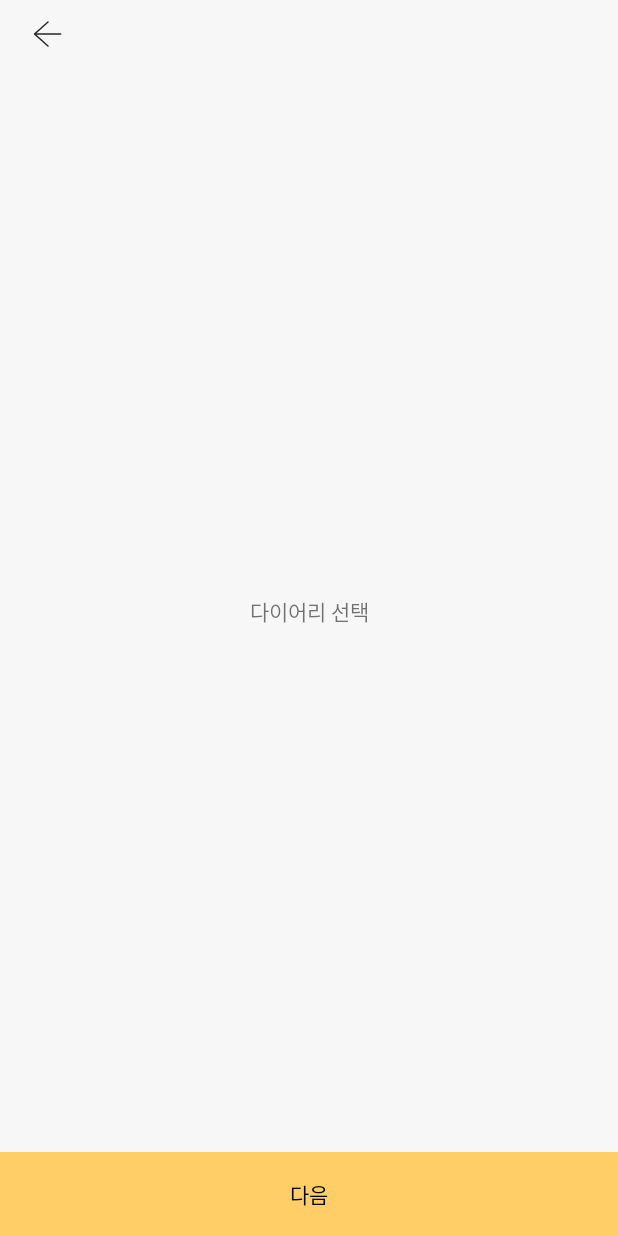
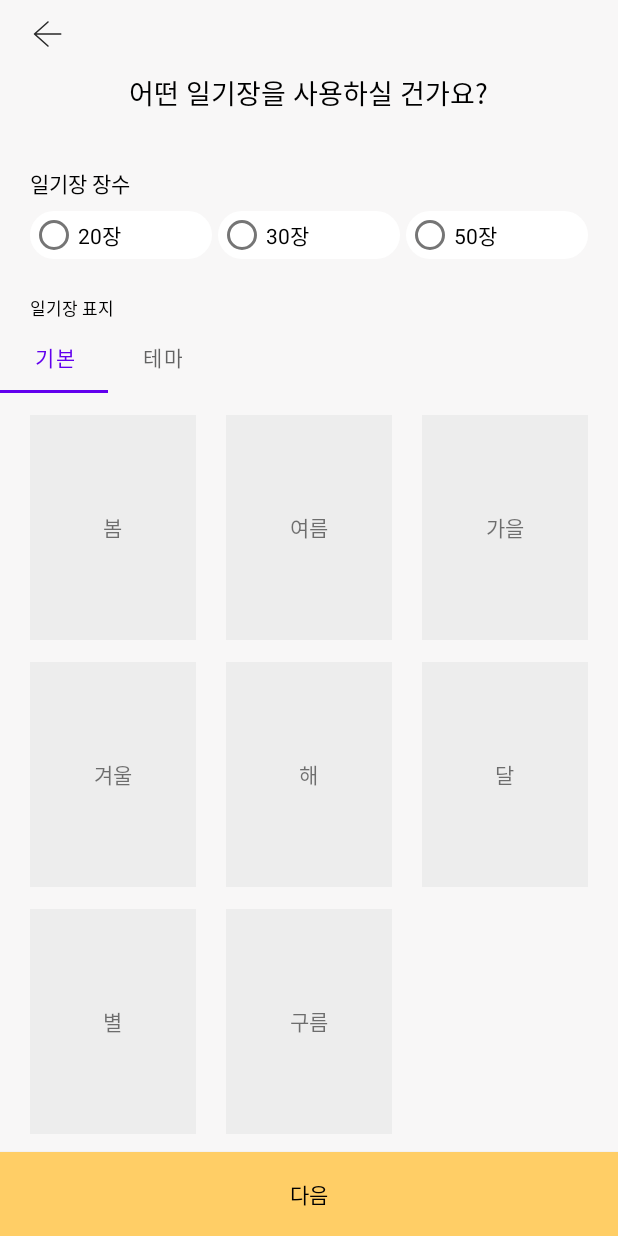
Before and after one commit to JangHyeLyn/Exchange-Diary-Android, an Android app: the AddDiaryActivity screen opened directly, with no data from a screen before it, on a phone screen of 412 x 824 dp. Run offline under Robolectric (Android 15) with nearby library versions, the light colour scheme and no system bars; our stand-ins replace Timber, data binding.

Commit message:
feat: #22 다이어리 표지선택 구조 설정

```diff
--- a/app/src/main/java/com/km/exchangediary/ui/add_diary/AddDiaryActivity.kt
+++ b/app/src/main/java/com/km/exchangediary/ui/add_diary/AddDiaryActivity.kt
@@ -26,7 +26,7 @@ class AddDiaryActivity : BaseActivity<ActivityAddDiaryBinding>() {
             when (currentFragment) {
                 AddDiaryCurrentFragment.CHOOSE_COVER -> {
                     supportFragmentManager.beginTransaction().replace(R.id.layout_container, DecorateCoverFragment.instance).commit()
-                    binding.tvNextButton.text = "완료"
+                    binding.btnNext.text = "완료"
                     currentFragment = AddDiaryCurrentFragment.DECORATE_COVER
                 }
                 AddDiaryCurrentFragment.DECORATE_COVER -> {
@@ -46,7 +46,7 @@ class AddDiaryActivity : BaseActivity<ActivityAddDiaryBinding>() {
         when (currentFragment) {
             AddDiaryCurrentFragment.CHOOSE_COVER -> finish()
             AddDiaryCurrentFragment.DECORATE_COVER -> {
-                binding.tvNextButton.text = "다음"
+                binding.btnNext.text = "다음"
                 supportFragmentManager.beginTransaction().replace(R.id.layout_container, ChooseCoverFragment.instance).commit()
                 currentFragment = AddDiaryCurrentFragment.CHOOSE_COVER
             }
--- a/app/src/main/java/com/km/exchangediary/ui/add_diary/ChooseCoverFragment.kt
+++ b/app/src/main/java/com/km/exchangediary/ui/add_diary/ChooseCoverFragment.kt
@@ -1,15 +1,32 @@
 package com.km.exchangediary.ui.add_diary
 
+import android.os.Bundle
+import android.view.View
+import com.google.android.material.tabs.TabLayoutMediator
 import com.km.exchangediary.R
 import com.km.exchangediary.base.BaseFragment
 import com.km.exchangediary.databinding.FragmentAddDiaryChooseCoverBinding
 
 class ChooseCoverFragment : BaseFragment<FragmentAddDiaryChooseCoverBinding>() {
     override fun layoutRes(): Int = R.layout.fragment_add_diary_choose_cover
+    private val tabNameList = arrayListOf("기본", "테마")
 
     companion object {
         val instance: ChooseCoverFragment by lazy {
             ChooseCoverFragment()
         }
     }
+
+    override fun onViewCreated(view: View, savedInstanceState: Bundle?) {
+        super.onViewCreated(view, savedInstanceState)
+
+        binding.vpDiaryList.apply {
+            adapter = ChooseCoverViewPagerAdapter(parentFragmentManager, lifecycle)
+            isUserInputEnabled = false
+        }
+
+        TabLayoutMediator(binding.tabDiaryList, binding.vpDiaryList) { tab, position ->
+            tab.text = tabNameList[position]
+        }.attach()
+    }
 }
--- /dev/null
+++ b/app/src/main/java/com/km/exchangediary/ui/add_diary/ChooseCoverViewPagerAdapter.kt
@@ -0,0 +1,19 @@
+package com.km.exchangediary.ui.add_diary
+
+import androidx.fragment.app.Fragment
+import androidx.fragment.app.FragmentManager
+import androidx.lifecycle.Lifecycle
+import androidx.viewpager2.adapter.FragmentStateAdapter
+import com.km.exchangediary.ui.home.HomeDiaryGroupFragment
+
+class ChooseCoverViewPagerAdapter(fragmentManager: FragmentManager, lifeCycle: Lifecycle) : FragmentStateAdapter(fragmentManager, lifeCycle) {
+    /* TODO: 여기 프래그먼트 바꿔야함 */
+    private val fragmentList = arrayListOf<Fragment>(
+            HomeDiaryGroupFragment(),
+            HomeDiaryGroupFragment()
+    )
+
+    override fun getItemCount(): Int = fragmentList.size
+
+    override fun createFragment(position: Int): Fragment = fragmentList[position]
+}
--- /dev/null
+++ b/app/src/main/res/drawable/background_diary_page_count.xml
@@ -0,0 +1,5 @@
+<?xml version="1.0" encoding="utf-8"?>
+<shape xmlns:android="http://schemas.android.com/apk/res/android">
+    <corners android:radius="16dp" />
+    <solid android:color="@color/basic_white" />
+</shape>
--- a/app/src/main/res/layout/activity_add_diary.xml
+++ b/app/src/main/res/layout/activity_add_diary.xml
@@ -30,21 +30,14 @@
             android:layout_above="@id/btn_next"
             android:layout_below="@id/layout_top"/>
 
-        <RelativeLayout
+        <androidx.appcompat.widget.AppCompatButton
             android:id="@+id/btn_next"
             android:layout_width="match_parent"
             android:layout_height="56dp"
             android:layout_alignParentBottom="true"
-            android:background="@color/main_yellow">
-
-            <TextView
-                android:id="@+id/tv_next_button"
-                android:layout_width="wrap_content"
-                android:layout_height="wrap_content"
-                android:layout_centerInParent="true"
-                android:text="다음"
-                android:textColor="@color/basic_black"
-                android:textSize="14dp" />
-        </RelativeLayout>
+            android:background="@color/main_yellow"
+            android:text="다음"
+            android:textColor="@color/basic_black"
+            android:textSize="14sp" />
     </RelativeLayout>
 </layout>
--- a/app/src/main/res/layout/fragment_add_diary_choose_cover.xml
+++ b/app/src/main/res/layout/fragment_add_diary_choose_cover.xml
@@ -1,19 +1,130 @@
 <?xml version="1.0" encoding="utf-8"?>
-<layout xmlns:app="http://schemas.android.com/apk/res-auto"
-    xmlns:android="http://schemas.android.com/apk/res/android">
+<layout xmlns:android="http://schemas.android.com/apk/res/android"
+    xmlns:app="http://schemas.android.com/apk/res-auto">
 
-    <androidx.constraintlayout.widget.ConstraintLayout
+    <RelativeLayout
         android:layout_width="match_parent"
-        android:layout_height="match_parent">
+        android:layout_height="match_parent"
+        android:background="@color/main_bg">
 
         <TextView
+            android:id="@+id/tv_title"
             android:layout_width="wrap_content"
             android:layout_height="wrap_content"
-            android:text="다이어리 선택"
-            app:layout_constraintBottom_toBottomOf="parent"
-            app:layout_constraintEnd_toEndOf="parent"
-            app:layout_constraintStart_toStartOf="parent"
-            app:layout_constraintTop_toTopOf="parent" />
+            android:layout_centerHorizontal="true"
+            android:layout_marginTop="2dp"
+            android:text="어떤 일기장을 사용하실 건가요?"
+            android:textColor="@color/basic_black"
+            android:textSize="18dp" />
 
-    </androidx.constraintlayout.widget.ConstraintLayout>
+        <RelativeLayout
+            android:id="@+id/layout_diary_page_count"
+            android:layout_width="match_parent"
+            android:layout_height="wrap_content"
+            android:layout_below="@id/tv_title"
+            android:layout_marginTop="24dp">
+
+            <TextView
+                android:id="@+id/tv_diary_page_count"
+                android:layout_width="wrap_content"
+                android:layout_height="wrap_content"
+                android:layout_marginStart="20dp"
+                android:layout_marginTop="12dp"
+                android:text="일기장 장수"
+                android:textColor="@color/basic_black" />
+
+            <LinearLayout
+                android:layout_width="match_parent"
+                android:layout_height="wrap_content"
+                android:layout_below="@id/tv_diary_page_count"
+                android:layout_marginTop="8dp"
+                android:layout_marginBottom="8dp"
+                android:orientation="horizontal"
+                android:paddingStart="20dp"
+                android:paddingEnd="20dp">
+
+                <RelativeLayout
+                    android:layout_width="104dp"
+                    android:layout_height="32dp"
+                    android:layout_weight="1"
+                    android:background="@drawable/background_diary_page_count">
+
+                    <RadioButton
+                        android:id="@+id/rb_count_20"
+                        android:layout_width="wrap_content"
+                        android:layout_height="wrap_content"
+                        android:text="20장"
+                        android:textColor="@color/basic_black" />
+                </RelativeLayout>
+
+                <View
+                    android:layout_width="4dp"
+                    android:layout_height="0dp" />
+
+                <RelativeLayout
+                    android:layout_width="104dp"
+                    android:layout_height="32dp"
+                    android:layout_weight="1"
+                    android:background="@drawable/background_diary_page_count">
+
+                    <RadioButton
+                        android:id="@+id/rb_count_30"
+                        android:layout_width="wrap_content"
+                        android:layout_height="wrap_content"
+                        android:text="30장"
+                        android:textColor="@color/basic_black" />
+                </RelativeLayout>
+
+                <View
+                    android:layout_width="4dp"
+                    android:layout_height="0dp" />
+
+                <RelativeLayout
+                    android:layout_width="104dp"
+                    android:layout_height="32dp"
+                    android:layout_weight="1"
+                    android:background="@drawable/background_diary_page_count">
+
+                    <RadioButton
+                        android:id="@+id/rb_count_50"
+                        android:layout_width="wrap_content"
+                        android:layout_height="wrap_content"
+                        android:text="50장"
+                        android:textColor="@color/basic_black" />
+                </RelativeLayout>
+            </LinearLayout>
+        </RelativeLayout>
+
+        <RelativeLayout
+            android:id="@+id/layout_cover"
+            android:layout_width="match_parent"
+            android:layout_height="wrap_content"
+            android:layout_below="@id/layout_diary_page_count"
+            android:layout_marginTop="4dp">
+
+            <TextView
+                android:id="@+id/tv_diary_cover"
+                android:layout_width="wrap_content"
+                android:layout_height="wrap_content"
+                android:layout_marginStart="20dp"
+                android:layout_marginTop="12dp"
+                android:text="일기장 표지"
+                android:textColor="@color/basic_black"
+                android:textSize="11dp" />
+
+            <com.google.android.material.tabs.TabLayout
+                android:id="@+id/tab_diary_list"
+                android:layout_width="match_parent"
+                android:layout_height="wrap_content"
+                android:layout_below="@id/tv_diary_cover"
+                android:background="@color/main_bg"
+                app:tabMode="scrollable"/>
+
+            <androidx.viewpager2.widget.ViewPager2
+                android:id="@+id/vp_diary_list"
+                android:layout_width="match_parent"
+                android:layout_height="wrap_content"
+                android:layout_below="@id/tab_diary_list"/>
+        </RelativeLayout>
+    </RelativeLayout>
 </layout>
```
